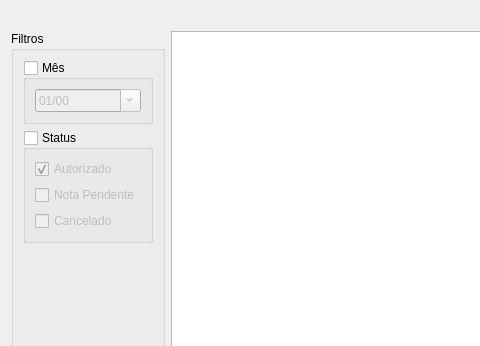
Above: ui/widgetnfesaida.ui from darktorres/ERP-STACCATO before the change; both pictures show x 0 to 480 and y 0 to 346 of the 914 by 701 pixel window. Below: the same form after it.
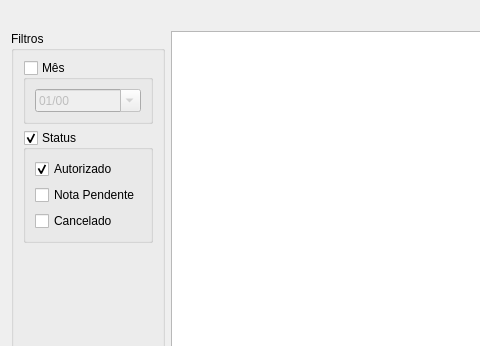
That is the form after the change. Custom widgets are drawn as their Qt base class.

Diff of the .ui file:
```diff
--- a/ui/widgetnfesaida.ui
+++ b/ui/widgetnfesaida.ui
@@ -144,7 +144,7 @@
          <bool>true</bool>
         </property>
         <property name="checked">
-         <bool>false</bool>
+         <bool>true</bool>
         </property>
         <layout class="QGridLayout" name="gridLayout_40">
          <item row="0" column="0">
```
